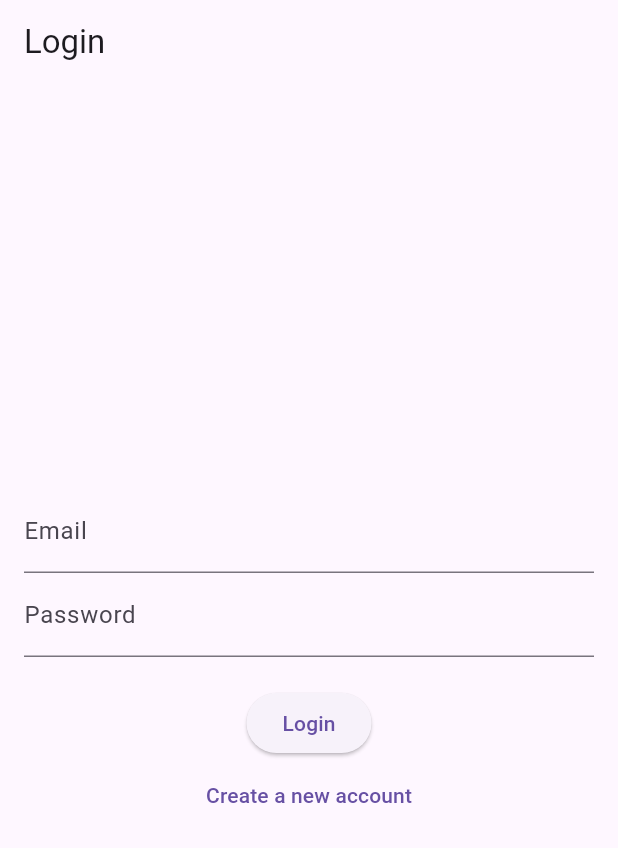
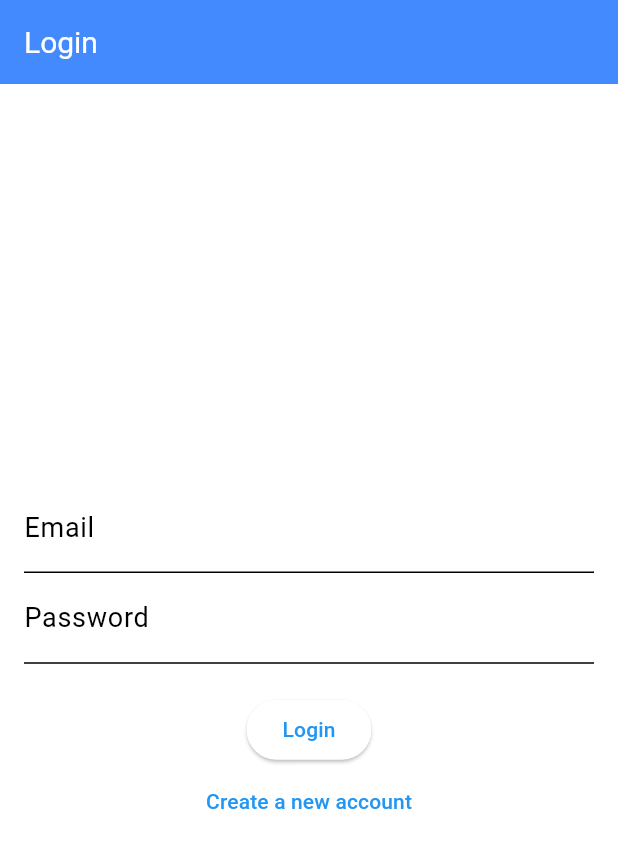
Before and after one commit to Kmorale12/Stock_tracker, a Flutter app: the screen it shows after launch, on a phone screen of 412 x 824 dp. Shown: the top 848 px of the screen. Run offline on Flutter 3.47's test engine with Material 3 defaults, Android fonts, the phone set to English and light mode, and no system bars; our stand-ins replace firebase_auth, firebase_core; accounts and stored records are empty.

Commit message:
Updated appearance to blue

```diff
--- a/stock_tracker/lib/main.dart
+++ b/stock_tracker/lib/main.dart
@@ -7,6 +7,7 @@ import 'login_screen.dart';
 import 'stock_feed_screen.dart';
 import 'settings_screen.dart';
 import 'news_feed_screen.dart';
+
 ValueNotifier<ThemeMode> themeNotifier = ValueNotifier(ThemeMode.system);
 
 void main() async {
@@ -23,10 +24,46 @@ class StockTrackerApp extends StatelessWidget {
       builder: (context, currentMode, child) {
         return MaterialApp(
           title: 'Stock Tracker App',
-          theme: ThemeData.light(),
-          darkTheme: ThemeData.dark(),
+          theme: ThemeData(
+            colorScheme: ColorScheme.light(
+              primary: Colors.blue,
+              secondary: Colors.blueAccent,
+            ),
+            textTheme: TextTheme(
+              bodyLarge: TextStyle(color: Colors.black, fontSize: 18),
+              bodyMedium: TextStyle(color: Colors.grey[700], fontSize: 16),
+            ),
+            buttonTheme: ButtonThemeData(
+              buttonColor: Colors.blue,
+              textTheme: ButtonTextTheme.primary,
+            ),
+            appBarTheme: AppBarTheme(
+              backgroundColor: Colors.blueAccent,
+              elevation: 0,
+              titleTextStyle: TextStyle(color: Colors.white, fontSize: 20),
+            ),
+          ),
+          darkTheme: ThemeData(
+            colorScheme: ColorScheme.dark(
+              primary: Colors.blue,
+              secondary: Colors.blueAccent,
+            ),
+            textTheme: TextTheme(
+              bodyLarge: TextStyle(color: Colors.white, fontSize: 18),
+              bodyMedium: TextStyle(color: Colors.grey[300], fontSize: 16),
+            ),
+            buttonTheme: ButtonThemeData(
+              buttonColor: Colors.blue,
+              textTheme: ButtonTextTheme.primary,
+            ),
+            appBarTheme: AppBarTheme(
+              backgroundColor: Colors.blueGrey,
+              elevation: 0,
+              titleTextStyle: TextStyle(color: Colors.white, fontSize: 20),
+            ),
+          ),
           themeMode: currentMode, // Dynamic theme
-          home: LoginScreen(), // Set LoginScreen as the default starting point
+          home: SplashScreen(), // Set SplashScreen as the default starting point
           routes: {
             '/login': (context) => LoginScreen(),
             '/stock_feed': (context) => StockFeedScreen(),
--- a/stock_tracker/lib/stock_feed_screen.dart
+++ b/stock_tracker/lib/stock_feed_screen.dart
@@ -108,7 +108,7 @@ Widget build(BuildContext context) {
                     trailing: IconButton(
                       icon: Icon(
                         isFavorite ? Icons.favorite : Icons.favorite_border,
-                        color: isFavorite ? Colors.red : null,
+                        color: isFavorite ? Colors.blue : null,
                       ),
                       onPressed: () {
                         setState(() {
@@ -184,7 +184,7 @@ class FavoritesScreen extends StatelessWidget {
                 title: Text('${stock['symbol']}'),
                 subtitle: Text(
                     'Current: \$${stock['currentPrice']} | High: \$${stock['highPrice']} | Low: \$${stock['lowPrice']}'),
-                trailing: Icon(Icons.favorite, color: Colors.red),
+                trailing: Icon(Icons.favorite, color: const Color.fromARGB(255, 33, 150, 243)),
               );
             },
           );
```
